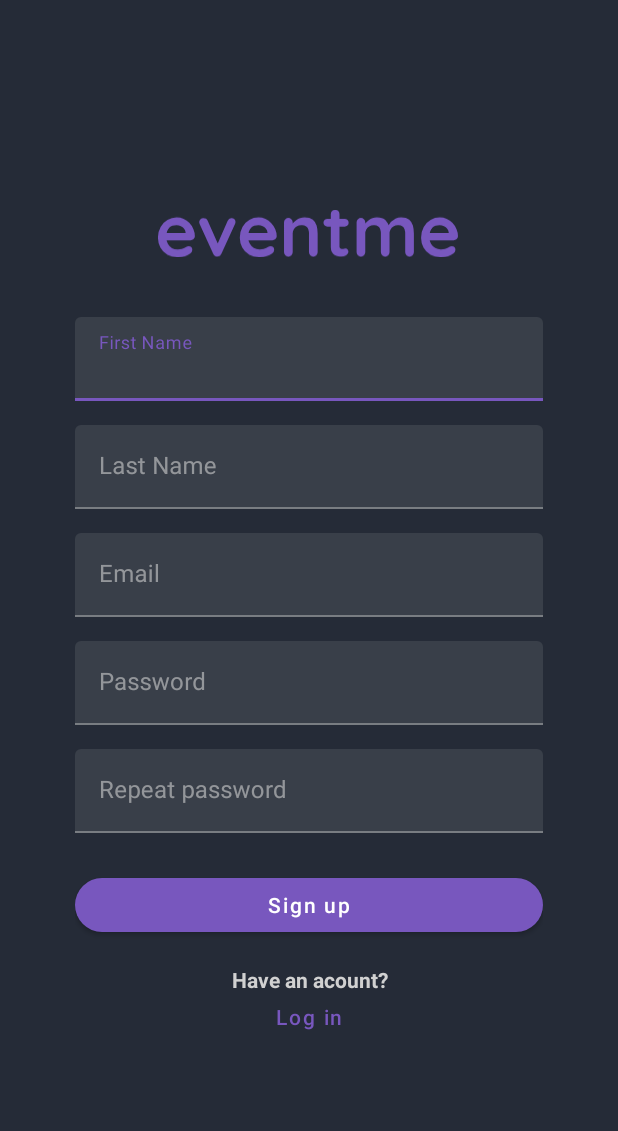
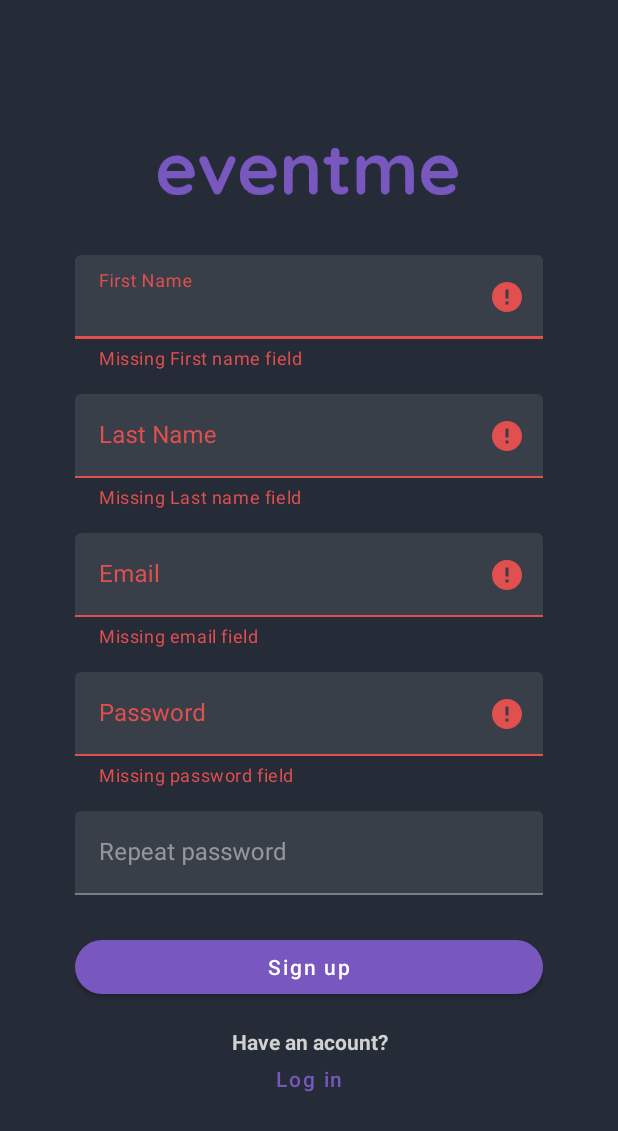
Before and after one commit to ArturAlcoverro/Eventme, an Android app: the RegisterActivity screen opened directly, with no data from a screen before it, after a tap on "Sign up", on a phone screen of 412 x 824 dp. Shown: the top 1131 px of the screen. Run offline under Robolectric (Android 15) with nearby library versions, the phone set to English and light mode, and no system bars.

Commit message:
control errors for register and scrollview

```diff
--- a/app/src/main/java/com/androidprog2/eventme/LoginActivity.java
+++ b/app/src/main/java/com/androidprog2/eventme/LoginActivity.java
@@ -43,7 +43,6 @@ public class LoginActivity extends AppCompatActivity {
         loginBtn = (MaterialButton) findViewById(R.id.login_btn);
 
         loginBtn.setOnClickListener(new View.OnClickListener() {
-            @SuppressLint("ResourceAsColor")
             @Override
             public void onClick(View v) {
                 textInputLayoutEmail.getEditText().clearFocus();
--- a/app/src/main/java/com/androidprog2/eventme/RegisterActivity.java
+++ b/app/src/main/java/com/androidprog2/eventme/RegisterActivity.java
@@ -4,7 +4,9 @@ import androidx.appcompat.app.AppCompatActivity;
 
 import android.content.Intent;
 import android.os.Bundle;
+import android.view.Gravity;
 import android.view.View;
+import android.widget.Toast;
 
 import com.androidprog2.eventme.business.User;
 import com.google.android.material.button.MaterialButton;
@@ -40,22 +42,56 @@ public class RegisterActivity extends AppCompatActivity {
         signUpBtn.setOnClickListener(new View.OnClickListener() {
             @Override
             public void onClick(View v) {
+                firstNameInput.getEditText().clearFocus();
+                lastNameInput.getEditText().clearFocus();
+                emailInput.getEditText().clearFocus();
+                passwordInput.getEditText().clearFocus();
+                passwordInputRepeat.getEditText().clearFocus();
+
                 String name = firstNameInput.getEditText().getText().toString();
                 String lastname = lastNameInput.getEditText().getText().toString();
                 String email = emailInput.getEditText().getText().toString();
                 String password = passwordInput.getEditText().getText().toString();
                 String repeatPsswd = passwordInputRepeat.getEditText().getText().toString();
+                boolean errorControl = false;
 
-                if(password.equals(repeatPsswd) && password.length() >= 8 && !name.isEmpty()
-                        && !lastname.isEmpty() && !email.isEmpty()){
+                if (name.isEmpty()) {
+                    firstNameInput.setError(getString(R.string.signup_name_error));
+                    errorControl = true;
+                }
+                if (lastname.isEmpty()) {
+                    lastNameInput.setError(getString(R.string.signup_lastname_error));
+                    errorControl = true;
+                }
+                if (email.isEmpty()) {
+                    emailInput.setError(getString(R.string.signup_email_error));
+                    errorControl = true;
+                } else if (!LoginActivity.isEmailValid(email)) {
+                    emailInput.setError(getString(R.string.signup_email_syntax_error));
+                    errorControl = true;
+                }
+                if (password.isEmpty()) {
+                    passwordInput.setError(getString(R.string.signup_password_error));
+                    errorControl = true;
+                } else if (password.length() < 8) {
+                    passwordInput.setError(getString(R.string.signup_password_regex));
+                    errorControl = true;
+                }
+                if (!repeatPsswd.equals(password)) {
+                    passwordInputRepeat.setError(getString(R.string.signup_password_compare));
+                    errorControl = true;
+                }
+
+                if (!errorControl) {
                     User user = new User(0, null, name, lastname, email, password);
                     //Fetch a la api
-
-                    if(true){      //si el registre es correcte anem a pantalla de login
+                    if (2 == 1) {      //si el registre es correcte anem a pantalla de login
                         startActivity(loginIntent);
+                    } else {
+                        Toast toast = Toast.makeText(getApplicationContext(), getString(R.string.signup_incorrect), Toast.LENGTH_LONG);
+                        toast.setGravity(Gravity.TOP, 0, 60);
+                        toast.show();
                     }
-                }else{
-                    //mostrar error ja que els dos passwords no coincideixen
                 }
             }
         });
@@ -66,5 +102,55 @@ public class RegisterActivity extends AppCompatActivity {
                 startActivity(loginIntent);
             }
         });
+
+        firstNameInput.getEditText().setOnFocusChangeListener(new View.OnFocusChangeListener() {
+            @Override
+            public void onFocusChange(View v, boolean hasFocus) {
+                if(hasFocus){
+                    firstNameInput.setError(null);
+                    firstNameInput.setErrorEnabled(false);
+                }
+            }
+        });
+
+        lastNameInput.getEditText().setOnFocusChangeListener(new View.OnFocusChangeListener() {
+            @Override
+            public void onFocusChange(View v, boolean hasFocus) {
+                if(hasFocus){
+                    lastNameInput.setError(null);
+                    lastNameInput.setErrorEnabled(false);
+                }
+            }
+        });
+
+        emailInput.getEditText().setOnFocusChangeListener(new View.OnFocusChangeListener() {
+            @Override
+            public void onFocusChange(View v, boolean hasFocus) {
+                if(hasFocus){
+                    emailInput.setError(null);
+                    emailInput.setErrorEnabled(false);
+                }
+            }
+        });
+
+        passwordInput.getEditText().setOnFocusChangeListener(new View.OnFocusChangeListener() {
+            @Override
+            public void onFocusChange(View v, boolean hasFocus) {
+                if(hasFocus){
+                    passwordInput.setError(null);
+                    passwordInput.setErrorEnabled(false);
+                }
+            }
+        });
+
+        passwordInputRepeat.getEditText().setOnFocusChangeListener(new View.OnFocusChangeListener() {
+            @Override
+            public void onFocusChange(View v, boolean hasFocus) {
+                if(hasFocus){
+                    passwordInputRepeat.setError(null);
+                    passwordInputRepeat.setErrorEnabled(false);
+                }
+            }
+        });
     }
 }
--- a/app/src/main/res/layout/activity_register.xml
+++ b/app/src/main/res/layout/activity_register.xml
@@ -6,6 +6,12 @@
     android:layout_width="match_parent"
     android:layout_height="match_parent"
     tools:context=".LoginActivity">
+
+    <ScrollView
+        android:layout_width="match_parent"
+        android:layout_height="wrap_content"
+        app:layout_constraintBottom_toBottomOf="parent"
+        app:layout_constraintTop_toTopOf="parent">
 
         <androidx.constraintlayout.widget.ConstraintLayout
             android:layout_width="match_parent"
@@ -35,9 +41,9 @@
                 tools:layout_editor_absoluteX="50dp">
 
                 <com.google.android.material.textfield.TextInputEditText
+                    style="@style/Style.Eventme.TextInput"
                     android:layout_width="match_parent"
-                android:layout_height="wrap_content"
-                style="@style/Style.Eventme.TextInput" />
+                    android:layout_height="wrap_content" />
 
             </com.google.android.material.textfield.TextInputLayout>
 
@@ -52,9 +58,9 @@
                 tools:layout_editor_absoluteX="50dp">
 
                 <com.google.android.material.textfield.TextInputEditText
+                    style="@style/Style.Eventme.TextInput"
                     android:layout_width="match_parent"
-                android:layout_height="wrap_content"
-                style="@style/Style.Eventme.TextInput" />
+                    android:layout_height="wrap_content" />
 
             </com.google.android.material.textfield.TextInputLayout>
 
@@ -69,9 +75,10 @@
                 tools:layout_editor_absoluteX="50dp">
 
                 <com.google.android.material.textfield.TextInputEditText
+                    style="@style/Style.Eventme.TextInput"
                     android:layout_width="match_parent"
                     android:layout_height="wrap_content"
-                style="@style/Style.Eventme.TextInput" />
+                    android:inputType="textEmailAddress" />
 
             </com.google.android.material.textfield.TextInputLayout>
 
@@ -85,9 +92,10 @@
                 tools:layout_editor_absoluteX="50dp">
 
                 <com.google.android.material.textfield.TextInputEditText
+                    style="@style/Style.Eventme.TextInput"
                     android:layout_width="match_parent"
                     android:layout_height="wrap_content"
-                style="@style/Style.Eventme.TextInput" />
+                    android:inputType="textPassword" />
 
             </com.google.android.material.textfield.TextInputLayout>
 
@@ -101,9 +109,10 @@
                 tools:layout_editor_absoluteX="50dp">
 
                 <com.google.android.material.textfield.TextInputEditText
+                    style="@style/Style.Eventme.TextInput"
                     android:layout_width="match_parent"
                     android:layout_height="wrap_content"
-                style="@style/Style.Eventme.TextInput" />
+                    android:inputType="textPassword" />
 
             </com.google.android.material.textfield.TextInputLayout>
 
@@ -131,8 +140,8 @@
                 tools:layout_editor_absoluteX="50dp" />
 
             <com.google.android.material.button.MaterialButton
+                android:id="@+id/registerToLoginBtn"
                 style="@style/Widget.MaterialComponents.Button.TextButton"
-            android:id="@+id/registerToLoginBtn"
                 android:layout_width="wrap_content"
                 android:layout_height="30dp"
                 android:height="10dp"
@@ -145,4 +154,5 @@
                 app:layout_constraintTop_toBottomOf="@+id/signup_account_question" />
 
         </androidx.constraintlayout.widget.ConstraintLayout>
+    </ScrollView>
 </androidx.constraintlayout.widget.ConstraintLayout>
--- a/app/src/main/res/values/strings.xml
+++ b/app/src/main/res/values/strings.xml
@@ -21,6 +21,14 @@
     <string name="signup_repassword_label">Repeat password</string>
     <string name="signup_signup_btn">Sign up</string>
     <string name="signup_account_question">Have an acount?</string>
+    <string name="signup_name_error">Missing First name field</string>
+    <string name="signup_lastname_error">Missing Last name field</string>
+    <string name="signup_email_error">Missing email field</string>
+    <string name="signup_password_error">Missing password field</string>
+    <string name="signup_email_syntax_error">The email format is not correct</string>
+    <string name="signup_password_regex">The password must be 8 characters long</string>
+    <string name="signup_password_compare">Please make sure your passwords match</string>
+    <string name="signup_incorrect"></string>
 
     <!-- Xat Strings -->
     <string name="xat_type_message">Type a message</string>
```
Also changed, not shown: app/src/main/res/layout/activity_login.xml (+12 -6 lines). Lines whose indentation alone changed are shown as unchanged.
